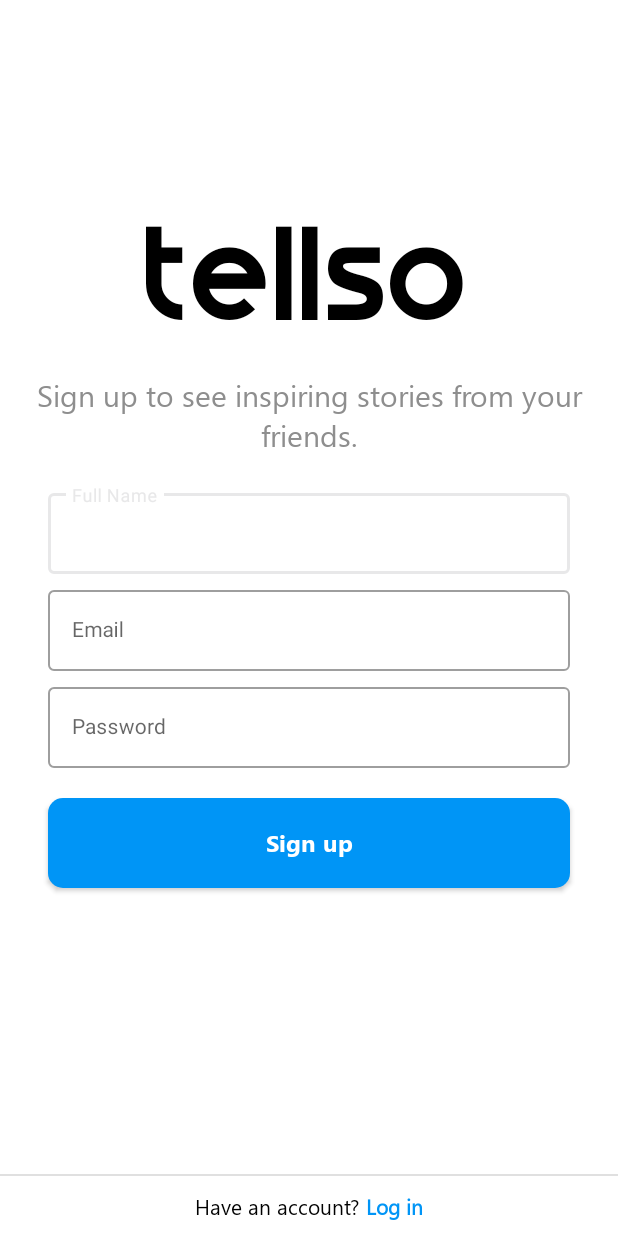
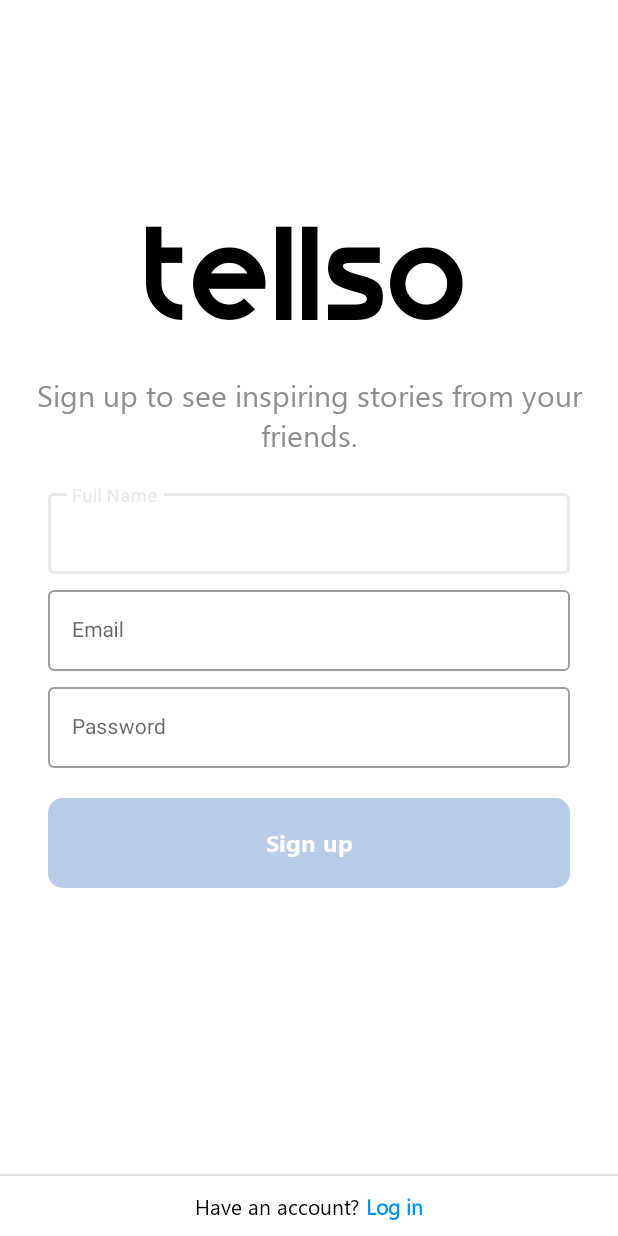
Before and after one commit to ryhn7/Tellso, an Android app: the RegisterActivity screen opened directly, with no data from a screen before it, on a phone screen of 412 x 824 dp. Run offline under Robolectric (Android 15) with nearby library versions, the phone set to English and light mode, and no system bars; our stand-ins replace Dagger/Hilt's generated code.

Commit message:
disable btn custom view for login register

```diff
--- /dev/null
+++ b/app/src/main/java/com/example/tellso/customViews/CustomButton.kt
@@ -0,0 +1,38 @@
+package com.example.tellso.customViews
+
+import android.content.Context
+import android.graphics.Canvas
+import android.graphics.drawable.Drawable
+import android.util.AttributeSet
+import androidx.appcompat.widget.AppCompatButton
+import androidx.core.content.ContextCompat
+import com.example.tellso.R
+
+class CustomButton : AppCompatButton {
+
+    private lateinit var enabledBackground: Drawable
+    private lateinit var disabledBackground: Drawable
+    private var txtColor: Int = 0
+
+    constructor(context: Context) : super(context) {
+        init()
+    }
+
+    constructor(context: Context, attrs: AttributeSet) : super(context, attrs) {
+        init()
+    }
+
+    constructor(context: Context, attrs: AttributeSet, defStyleAttr: Int) : super(context, attrs, defStyleAttr) {
+        init()
+    }
+
+    override fun onDraw(canvas: Canvas) {
+        super.onDraw(canvas)
+        background = if(isEnabled) enabledBackground else disabledBackground
+    }
+    private fun init() {
+        txtColor = ContextCompat.getColor(context, android.R.color.background_light)
+        enabledBackground = ContextCompat.getDrawable(context, R.drawable.rounded_btn) as Drawable
+        disabledBackground = ContextCompat.getDrawable(context, R.drawable.bg_btn_disabled) as Drawable
+    }
+}
--- a/app/src/main/java/com/example/tellso/ui/register/RegisterActivity.kt
+++ b/app/src/main/java/com/example/tellso/ui/register/RegisterActivity.kt
@@ -2,6 +2,8 @@ package com.example.tellso.ui.register
 
 import android.content.Intent
 import android.os.Bundle
+import android.text.Editable
+import android.text.TextWatcher
 import android.widget.Toast
 import androidx.activity.viewModels
 import androidx.appcompat.app.AppCompatActivity
@@ -31,6 +33,7 @@ class RegisterActivity : AppCompatActivity() {
         setContentView(binding.root)
 
         setActions()
+        binding.passwordEditText.addTextChangedListener(passwordWatcher)
     }
 
     private fun setActions() {
@@ -111,4 +114,18 @@ class RegisterActivity : AppCompatActivity() {
             }
         }
     }
+
+    private val passwordWatcher = object : TextWatcher {
+        override fun afterTextChanged(s: Editable?) {
+            binding.btnRegister.isEnabled = s != null && s.length >= 8
+        }
+
+        override fun beforeTextChanged(s: CharSequence?, start: Int, count: Int, after: Int) {
+            // Do nothing
+        }
+
+        override fun onTextChanged(s: CharSequence?, start: Int, before: Int, count: Int) {
+            // Do nothing
+        }
+    }
 }
--- /dev/null
+++ b/app/src/main/res/drawable/bg_btn_disabled.xml
@@ -0,0 +1,12 @@
+<?xml version="1.0" encoding="utf-8"?>
+<shape xmlns:android="http://schemas.android.com/apk/res/android"
+    android:shape="rectangle">
+
+    <corners
+        android:radius="10dp"
+        />
+    <solid
+        android:color="@color/blue_second"
+        />
+
+</shape>
--- a/app/src/main/res/layout/activity_login.xml
+++ b/app/src/main/res/layout/activity_login.xml
@@ -69,13 +69,13 @@
 
     </com.google.android.material.textfield.TextInputLayout>
 
-    <androidx.appcompat.widget.AppCompatButton
+    <com.example.tellso.customViews.CustomButton
         android:id="@+id/btn_login"
         android:layout_width="match_parent"
         android:layout_height="60dp"
         android:layout_marginHorizontal="32dp"
         android:layout_marginTop="20dp"
-        android:background="@drawable/rounded_btn"
+        android:enabled="false"
         android:fontFamily="@font/segoe_bold"
         android:text="@string/btn_login"
         android:textAllCaps="false"
--- a/app/src/main/res/layout/activity_register.xml
+++ b/app/src/main/res/layout/activity_register.xml
@@ -108,13 +108,13 @@
 
     </com.google.android.material.textfield.TextInputLayout>
 
-    <androidx.appcompat.widget.AppCompatButton
+    <com.example.tellso.customViews.CustomButton
         android:id="@+id/btn_register"
         android:layout_width="match_parent"
         android:layout_height="60dp"
         android:layout_marginHorizontal="32dp"
         android:layout_marginTop="20dp"
-        android:background="@drawable/rounded_btn"
+        android:enabled="false"
         android:fontFamily="@font/segoe_bold"
         android:text="@string/btn_signup"
         android:textAllCaps="false"
--- a/app/src/main/res/values/colors.xml
+++ b/app/src/main/res/values/colors.xml
@@ -4,6 +4,7 @@
     <color name="iron_500">#bababa</color>
     <color name="suva_grey">#8E8E8E</color>
     <color name="blue">#0095F6</color>
+    <color name="blue_second">#B9CCE7</color>
 
     <color name="black">#FF000000</color>
     <color name="white">#FFFFFFFF</color>
```
Also changed, not shown: app/src/main/java/com/example/tellso/ui/login/LoginActivity.kt (+17 -0 lines).
